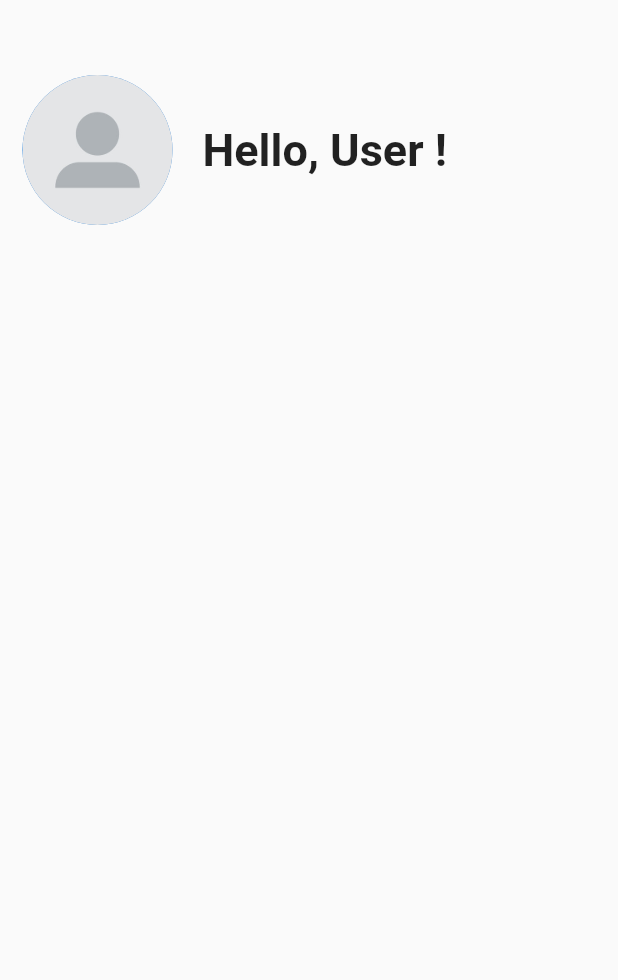
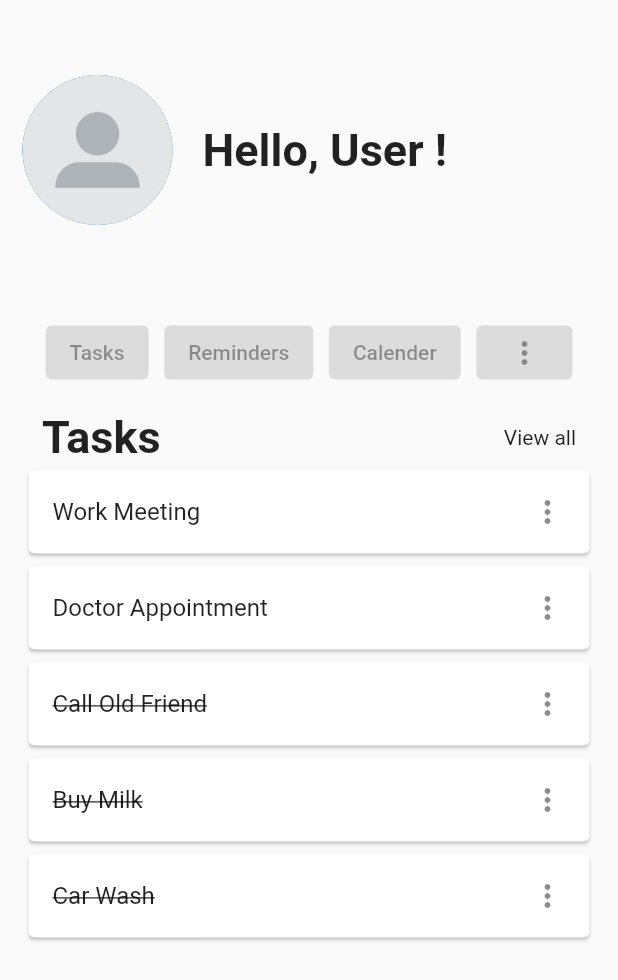
Before and after one commit to marwaalaywan99/to-do-app, a Flutter app: the screen it shows after launch, on a phone screen of 412 x 824 dp. Shown: the top 980 px of the screen. Run offline on Flutter 3.47's test engine with Material 2 defaults, Android fonts, the phone set to English and light mode, and no system bars; missing offline and left inert: date_time_format.

Commit message:
home page skeleton

```diff
--- a/lib/screens/home_screen.dart
+++ b/lib/screens/home_screen.dart
@@ -1,5 +1,7 @@
 import 'package:flutter/cupertino.dart';
 import 'package:flutter/material.dart';
+import 'package:date_time_format/date_time_format.dart';
+
 
 class MyApp extends StatelessWidget{
   @override
@@ -7,16 +9,19 @@ class MyApp extends StatelessWidget{
     return MaterialApp(
       home: Scaffold(
         body: SafeArea(
+            child: Padding(
+              padding: const EdgeInsets.only(left: 15.0, top: 50.0, bottom: 50.0, right: 15.0),
               child: Column(
+                crossAxisAlignment: CrossAxisAlignment.start,
                 children: [
-                SizedBox(
-                  height: 50.0,
-                ),
+//                  SizedBox(
+//                    height: 50.0,
+//                  ),
                   Row(
                     children: [
-                    SizedBox(
-                       width: 15.0
-                    ),
+//                      SizedBox(
+//                         width: 15.0
+//                      ),
                       CircleAvatar(
                         radius: 50.0,
                         //TODO background image to be changed when user creates the account on app
@@ -34,10 +39,113 @@ class MyApp extends StatelessWidget{
                         ),
                       ),
                     ],
+                  ),
+                  SizedBox(height: 30.0,),
+                  Row(
+                    children: [
+                      SizedBox(
+                          width: 15.0
+                      ),
+                      Text('${currentDate()}'),
+                    ],
+                  ),
+                  SizedBox(height: 15.0,),
+                  Padding(
+                    padding: const EdgeInsets.only(left: 5.0, right: 5.0),
+                    child: Row(
+                      mainAxisAlignment: MainAxisAlignment.spaceEvenly,
+                      children: [
+                        ElevatedButton(
+                            onPressed: null,
+                            child: Text(
+                              'Tasks'
+                            )),
+
+                        ElevatedButton(
+                            onPressed: null,
+                            child: Text(
+                                'Reminders'
+                            )),
+                        ElevatedButton(
+                            onPressed: null,
+                            child: Text(
+                                'Calender'
+                            )),
+                        ElevatedButton(
+                            onPressed: null,
+                            child: Icon(Icons.more_vert))
+                      ],
+                    ),
+                  ),
+                  SizedBox(height: 15.0),
+                  Padding(
+                    padding: const EdgeInsets.only(left: 13.0, right: 13.0),
+                    child: Row(
+                      mainAxisAlignment: MainAxisAlignment.spaceBetween,
+                      children: [
+                        Text('Tasks',
+                        style: TextStyle(
+                          fontWeight: FontWeight.bold,
+                          fontSize: 30,
+                        ),),
+                        Text('View all'),
+                      ],
+                    ),
+                  ),
+                  Expanded(
+                    child: ListView(
+                      children: const <Widget>[
+                        Card(
+                          child: ListTile(
+                            title: Text('Work Meeting'),
+                            trailing: Icon(Icons.more_vert),
+                          ),
+                        ),
+                        Card(
+                          child: ListTile(
+                            title: Text('Doctor Appointment'),
+                            trailing: Icon(Icons.more_vert),
+                          ),
+                        ),
+                        Card(
+                          child: ListTile(
+                            title: Text('Call Old Friend',
+                              style: TextStyle(
+                                  decoration: TextDecoration.lineThrough ),),
+                            trailing: Icon(Icons.more_vert),
+                          ),
+                        ),
+                        Card(
+                          child: ListTile(
+                            title: Text('Buy Milk',
+                              style: TextStyle(
+                                  decoration: TextDecoration.lineThrough ),),
+                            trailing: Icon(Icons.more_vert),
+                          ),
+                        ),
+                        Card(
+                          child: ListTile(
+                            title: Text('Car Wash',
+                              style: TextStyle(
+                                  decoration: TextDecoration.lineThrough ),),
+                            trailing: Icon(Icons.more_vert),
+                          ),
+                        ),
+                      ],
+                    ),
                   )
                 ],
+              ),
             )),
       ),
     );
   }
+
+  String currentDate(){
+    final date = DateTime.now();
+    //print(date.format(AmericanDateFormats.dayOfWeek));
+     return DateTimeFormat.format(date, format: AmericanDateFormats.dayOfWeek);
   }
+
+
+}
--- a/pubspec.yaml
+++ b/pubspec.yaml
@@ -28,6 +28,7 @@ dependencies:
   # The following adds the Cupertino Icons font to your application.
   # Use with the CupertinoIcons class for iOS style icons.
   cupertino_icons: ^1.0.0
+  date_time_format:
 
 dev_dependencies:
   flutter_test:
```
Also changed, not shown: pubspec.lock. Lines whose indentation alone changed are shown as unchanged.
